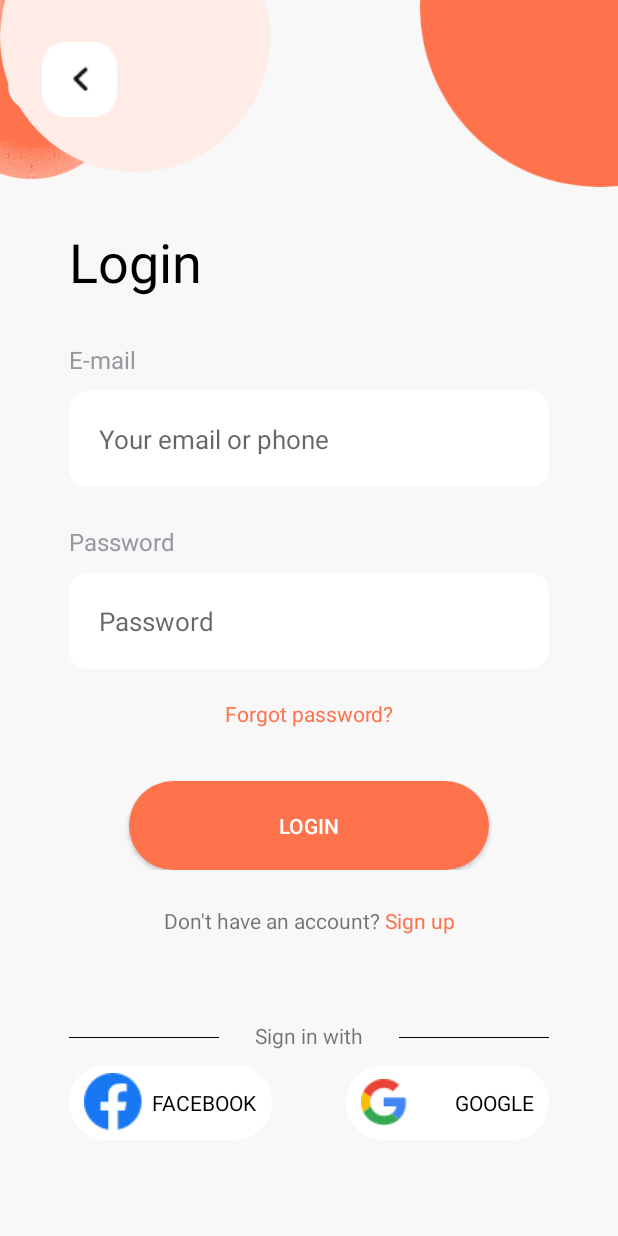
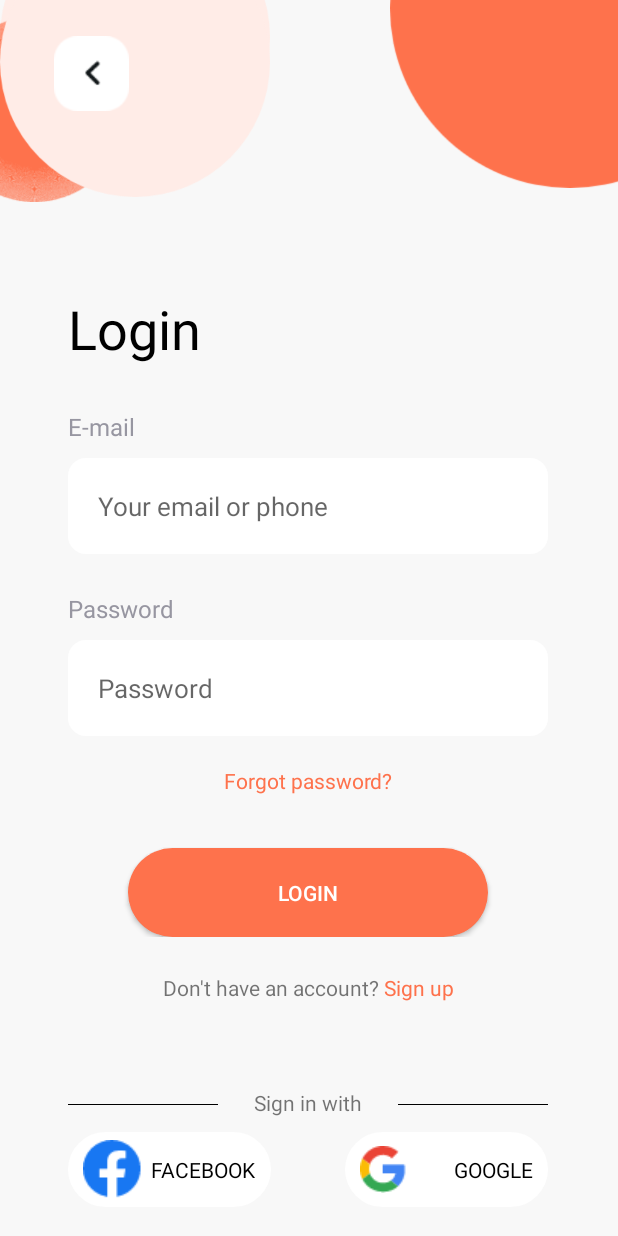
Before and after one commit to anhtranngocy7-gmail-com/LTDDbtvn, an Android app: the layout nhom3_login_an.xml on its own in the app's theme, with its tools: preview values and no code run, on a phone screen of 412 x 824 dp. Run offline under Robolectric (Android 15) with nearby library versions, the phone set to English and light mode, and no system bars.

Commit message:
hoan thanh week2_login

```diff
--- a/Tuan1/app/build.gradle
+++ b/Tuan1/app/build.gradle
@@ -1,6 +1,7 @@
 plugins {
     id 'com.android.application'
     id 'kotlin-android'
+    id 'kotlin-android-extensions'
 }
 
 android {
--- a/Tuan1/app/src/main/AndroidManifest.xml
+++ b/Tuan1/app/src/main/AndroidManifest.xml
@@ -16,6 +16,7 @@
                 <category android:name="android.intent.category.LAUNCHER" />
             </intent-filter>
         </activity>
+        <activity android:name=".LoginActivity"></activity>
     </application>
 
 </manifest>
--- a/Tuan1/app/src/main/res/layout/nhom3_login_an.xml
+++ b/Tuan1/app/src/main/res/layout/nhom3_login_an.xml
@@ -8,38 +8,7 @@
     android:background="#F8F8F8">
 
     <ImageView
-        android:layout_width="180dp"
-        android:layout_height="180dp"
-        android:layout_alignParentEnd="true"
-        android:layout_alignParentBottom="true"
-        android:layout_marginBottom="710dp"
-        android:src="@drawable/aelipse127"
-        app:layout_constraintBottom_toBottomOf="parent"
-        app:layout_constraintStart_toStartOf="parent" />
-
-    <ImageView
-        android:layout_width="240dp"
-        android:layout_height="240dp"
-        android:layout_alignParentEnd="true"
-        android:layout_alignParentBottom="true"
-        android:layout_marginStart="280dp"
-        android:layout_marginBottom="700dp"
-        android:src="@drawable/aellipse128"
-        app:layout_constraintBottom_toBottomOf="parent"
-        app:layout_constraintStart_toStartOf="parent" />
-
-    <ImageView
-        android:layout_width="123dp"
-        android:layout_height="123dp"
-        android:layout_alignParentEnd="true"
-        android:layout_alignParentBottom="true"
-        android:layout_marginEnd="330dp"
-        android:layout_marginBottom="705dp"
-        android:src="@drawable/aellipse126"
-        app:layout_constraintBottom_toBottomOf="parent"
-        app:layout_constraintEnd_toEndOf="parent" />
-
-    <ImageView
+        android:id="@+id/imageView7"
         android:layout_width="180dp"
         android:layout_height="180dp"
         android:layout_alignParentEnd="true"
@@ -50,94 +19,135 @@
         app:layout_constraintStart_toStartOf="parent" />
 
 
+    <ImageView
+        android:layout_marginBottom="70dp"
+        android:layout_width="240dp"
+        android:layout_height="240dp"
+        android:layout_alignParentEnd="true"
+        android:layout_alignParentBottom="true"
+        android:layout_marginStart="80dp"
+        android:src="@drawable/aellipse128"
+        app:layout_constraintBottom_toTopOf="@+id/linearLayout5"
+        app:layout_constraintStart_toEndOf="@+id/imageView6" />
+
+    <ImageView
+        android:layout_width="123dp"
+        android:layout_height="123dp"
+        android:layout_alignParentEnd="true"
+        android:layout_alignParentBottom="true"
+        android:layout_marginEnd="328dp"
+        android:layout_marginBottom="60dp"
+        android:src="@drawable/aellipse126"
+        app:layout_constraintBottom_toTopOf="@+id/linearLayout5"
+        app:layout_constraintEnd_toEndOf="parent" />
+
+    <ImageView
+        android:id="@+id/imageView6"
+        android:layout_width="180dp"
+        android:layout_height="180dp"
+        android:layout_alignParentEnd="true"
+        android:layout_alignParentBottom="true"
+        android:layout_marginBottom="64dp"
+        android:src="@drawable/aelipse127"
+        app:layout_constraintBottom_toTopOf="@+id/linearLayout5"
+        app:layout_constraintStart_toStartOf="parent" />
 
     <LinearLayout
+        android:id="@+id/linearLayout5"
         android:layout_width="wrap_content"
         android:layout_height="wrap_content"
-        android:layout_marginTop="150dp"
         android:background="@android:color/transparent"
+        android:orientation="vertical"
+        app:layout_constraintBottom_toBottomOf="parent"
         app:layout_constraintEnd_toEndOf="parent"
+        app:layout_constraintHorizontal_bias="0.493"
         app:layout_constraintStart_toStartOf="parent"
         app:layout_constraintTop_toTopOf="parent"
-        android:orientation="vertical">
+        app:layout_constraintVertical_bias="0.91">
+
         <TextView
-            android:textColor="@color/black"
-            android:padding="0dp"
-            android:layout_marginStart="0dp"
             android:layout_width="wrap_content"
             android:layout_height="wrap_content"
+            android:layout_marginStart="0dp"
+            android:layout_marginBottom="30dp"
+            android:padding="0dp"
             android:text="Login"
-            android:textSize="36sp"
-            android:layout_marginBottom="30dp"></TextView>
+            android:textColor="@color/black"
+            android:textSize="36sp"></TextView>
+
         <TextView
-            android:textColor="#9796A1"
             android:layout_width="wrap_content"
             android:layout_height="wrap_content"
             android:layout_marginBottom="10dp"
             android:text="E-mail"
+            android:textColor="#9796A1"
             android:textSize="16sp">
 
         </TextView>
+
         <EditText
-            android:textSize="17sp"
-            android:paddingStart="20dp"
+            android:id="@+id/et_email_login"
             android:layout_width="wrap_content"
             android:layout_height="wrap_content"
+            android:layout_marginBottom="25dp"
             android:background="@drawable/inputbackground"
-            android:paddingVertical="20dp"
             android:ems="16"
             android:hint="Your email or phone"
             android:inputType="textEmailAddress"
+            android:paddingVertical="20dp"
+            android:paddingStart="20dp"
+            android:textSize="17sp"
             app:layout_constraintEnd_toEndOf="parent"
-            app:layout_constraintTop_toTopOf="parent"
-            android:layout_marginBottom="25dp"/>
+            app:layout_constraintTop_toTopOf="parent" />
+
         <TextView
-            android:textColor="#9796A1"
             android:layout_width="wrap_content"
             android:layout_height="wrap_content"
             android:layout_marginBottom="10dp"
             android:text="Password"
+            android:textColor="#9796A1"
             android:textSize="16sp">
 
         </TextView>
+
         <EditText
-            android:textSize="17sp"
-            android:paddingStart="20dp"
+            android:id="@+id/et_pass_login"
             android:layout_width="wrap_content"
             android:layout_height="wrap_content"
+            android:layout_marginBottom="20dp"
             android:background="@drawable/inputbackground"
-            android:paddingVertical="20dp"
             android:ems="16"
             android:hint="Password"
             android:inputType="textEmailAddress"
+            android:paddingVertical="20dp"
+            android:paddingStart="20dp"
+            android:textSize="17sp"
             app:layout_constraintEnd_toEndOf="parent"
-            app:layout_constraintTop_toTopOf="parent"
-            android:layout_marginBottom="20dp"/>
+            app:layout_constraintTop_toTopOf="parent" />
 
         <android.support.constraint.ConstraintLayout
             android:layout_width="match_parent"
-            android:layout_height="wrap_content"
-           >
+            android:layout_height="wrap_content">
 
             <TextView
-                android:textColor="#FE724C"
                 android:layout_width="wrap_content"
                 android:layout_height="wrap_content"
+                android:layout_marginBottom="35dp"
                 android:text="Forgot password?"
+                android:textColor="#FE724C"
                 android:textSize="14sp"
-                app:layout_constraintBottom_toTopOf="@+id/button"
+                app:layout_constraintBottom_toTopOf="@+id/btn_login"
                 app:layout_constraintEnd_toEndOf="parent"
-                app:layout_constraintStart_toStartOf="parent"
-                android:layout_marginBottom="35dp"></TextView>
+                app:layout_constraintStart_toStartOf="parent"></TextView>
 
             <Button
-                android:paddingVertical="20dp"
-                android:id="@+id/button"
+                android:id="@+id/btn_login"
                 android:layout_width="240dp"
                 android:layout_height="wrap_content"
+                android:background="@drawable/buttonbackground"
+                android:paddingVertical="20dp"
+                android:text="Login"
                 android:textColor="@color/white"
-                android:background="@drawable/buttonbackground"
-                android:text="Login"
                 app:layout_constraintBottom_toBottomOf="parent"
                 app:layout_constraintEnd_toEndOf="parent"
                 app:layout_constraintStart_toStartOf="parent">
@@ -146,10 +156,11 @@
 
 
         </android.support.constraint.ConstraintLayout>
+
         <android.support.constraint.ConstraintLayout
-            android:layout_marginTop="20dp"
             android:layout_width="match_parent"
-            android:layout_height="100dp">
+            android:layout_height="100dp"
+            android:layout_marginTop="20dp">
 
             <LinearLayout
                 android:id="@+id/linearLayout"
@@ -206,64 +217,65 @@
                 app:layout_constraintBottom_toBottomOf="parent"
                 app:layout_constraintEnd_toEndOf="parent"></android.support.constraint.ConstraintLayout>
         </android.support.constraint.ConstraintLayout>
+
         <android.support.constraint.ConstraintLayout
             android:id="@+id/x"
-        android:layout_marginTop="10dp"
             android:layout_width="match_parent"
             android:layout_height="wrap_content"
-     >
+            android:layout_marginTop="10dp">
 
             <android.support.constraint.ConstraintLayout
                 android:id="@+id/linearLayout3"
                 android:layout_width="135dp"
                 android:layout_height="50dp"
+                android:background="@drawable/buttonwhite"
                 android:orientation="horizontal"
-            android:background="@drawable/buttonwhite"
                 app:layout_constraintBottom_toBottomOf="parent"
                 app:layout_constraintEnd_toEndOf="parent">
+
                 <ImageView
-                android:layout_marginStart="10dp"
                     android:layout_width="wrap_content"
                     android:layout_height="wrap_content"
+                    android:layout_marginStart="10dp"
                     android:src="@drawable/superg"
                     app:layout_constraintBottom_toBottomOf="parent"
                     app:layout_constraintStart_toStartOf="parent"
                     app:layout_constraintTop_toTopOf="parent"></ImageView>
 
                 <TextView
-                android:textColor="@color/black"
                     android:layout_width="wrap_content"
                     android:layout_height="wrap_content"
                     android:layout_marginEnd="10dp"
                     android:text="GOOGLE"
+                    android:textColor="@color/black"
                     app:layout_constraintBottom_toBottomOf="parent"
                     app:layout_constraintEnd_toEndOf="parent"
                     app:layout_constraintTop_toTopOf="parent"></TextView>
             </android.support.constraint.ConstraintLayout>
 
             <android.support.constraint.ConstraintLayout
-            android:orientation="horizontal"
                 android:layout_width="135dp"
                 android:layout_height="50dp"
                 android:background="@drawable/buttonwhite"
+                android:orientation="horizontal"
                 app:layout_constraintBottom_toBottomOf="parent"
                 app:layout_constraintStart_toStartOf="parent">
 
                 <ImageView
-                android:layout_marginStart="10dp"
                     android:layout_width="wrap_content"
                     android:layout_height="wrap_content"
+                    android:layout_marginStart="10dp"
                     android:src="@drawable/agroup17863"
                     app:layout_constraintBottom_toBottomOf="parent"
                     app:layout_constraintStart_toStartOf="parent"
                     app:layout_constraintTop_toTopOf="parent"></ImageView>
 
                 <TextView
-                android:layout_marginEnd="10dp"
-                android:textColor="@color/black"
                     android:layout_width="wrap_content"
                     android:layout_height="wrap_content"
+                    android:layout_marginEnd="10dp"
                     android:text="FACEBOOK"
+                    android:textColor="@color/black"
                     app:layout_constraintBottom_toBottomOf="parent"
                     app:layout_constraintEnd_toEndOf="parent"
                     app:layout_constraintTop_toTopOf="parent"></TextView>
@@ -274,8 +286,8 @@
     <ImageView
         android:layout_width="50dp"
         android:layout_height="50dp"
-        android:layout_marginStart="28dp"
-        android:layout_marginTop="28dp"
+        android:layout_marginStart="36dp"
+        android:layout_marginTop="24dp"
         android:src="@drawable/agroup17955"
         app:layout_constraintStart_toStartOf="parent"
         app:layout_constraintTop_toTopOf="parent">
```
Also changed, not shown: Tuan1/app/src/main/java/com/laptrinhdidong/nhom3/btvntuan1/LoginActivity.kt (added, +19 -0 lines), Tuan1/app/src/main/res/layout/nhom3_profile_an.xml (+17 -13 lines). Lines whose indentation alone changed are shown as unchanged.
